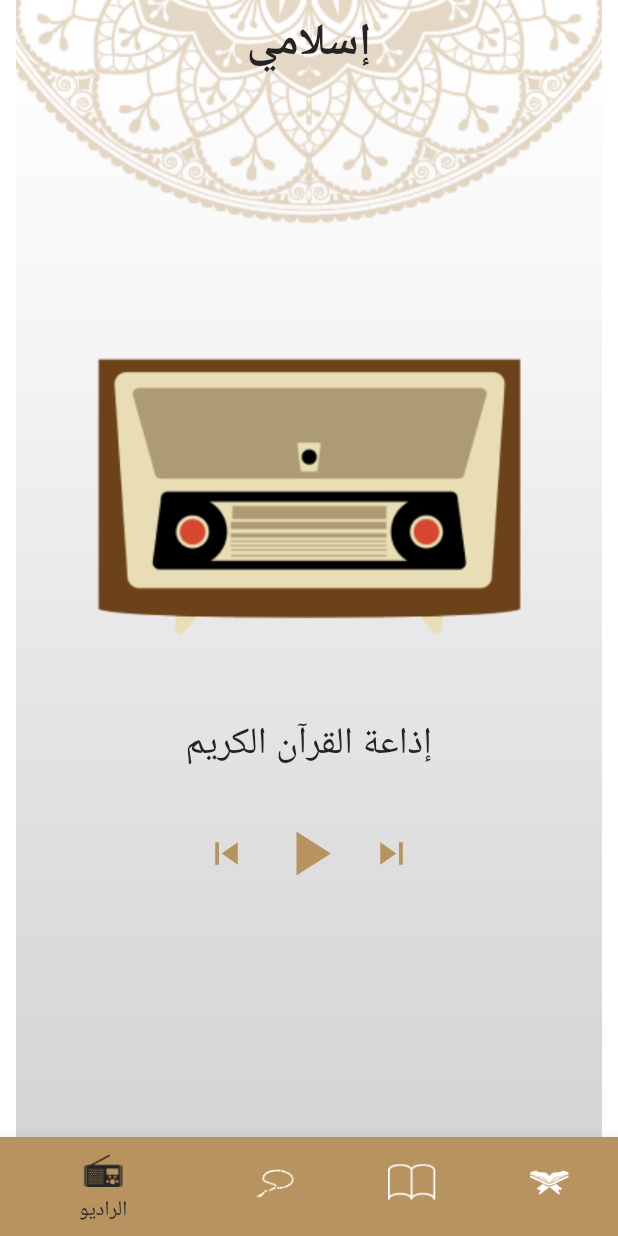
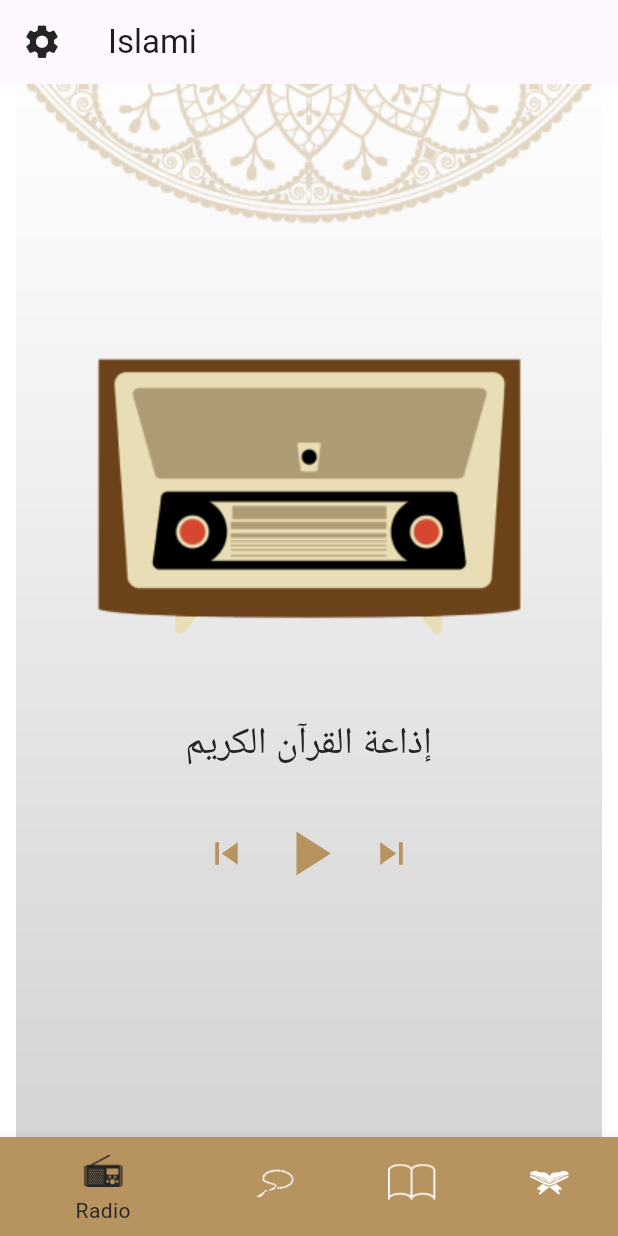
Before and after one commit to Mariamshahir/islamic_app, a Flutter app: the screen it shows after launch, on a phone screen of 412 x 824 dp. Run offline on Flutter 3.47's test engine with Material 3 defaults, Android fonts, the phone set to English and light mode, and no system bars; generated files the repository leaves out were written again; statements that could not run were skipped.

Commit message:
Finished bottom navigation in home screen. Add 4 taps (quran-ahadeth-radio-sebha). Add Drawer for settings.

```diff
--- a/lib/homescreen.dart
+++ b/lib/homescreen.dart
@@ -3,9 +3,12 @@ import 'package:islamic/taps/quran/qurantab.dart';
 import 'package:islamic/taps/ahadeth/ahadethtab.dart';
 import 'package:islamic/taps/radio/radiotap.dart';
 import 'package:islamic/taps/sebha/sebhatab.dart';
+import 'package:islamic/taps/settings/settingstab.dart';
 import 'package:islamic/utils/aap_theme.dart';
 import 'package:islamic/utils/app_assets.dart';
 import 'package:islamic/utils/app_colors.dart';
+import 'package:islamic/utils/app_language.dart';
+
 
 class HomeScreen extends StatefulWidget {
   static const String routeName = "homescreen";
@@ -27,21 +30,33 @@ class _HomeScreenState extends State<HomeScreen> {
       child: Scaffold(
         backgroundColor: AppColors.transparent,
         appBar: buildAppBar(),
+        drawer: buildDrawer(),
         bottomNavigationBar: buildBottomNavigation(),
         body: bodyContent[currentTapIndex],
       ),
     );
   }
 
-  AppBar buildAppBar() => AppBar(
-    backgroundColor: AppColors.transparent,
-    centerTitle: true,
-    elevation: 0,
-    title: const Text(
-      "إسلامي",
-      style: AppTheme.appBarTextStyle,
-    ),
-  );
+  AppBar buildAppBar() {
+    return AppBar(
+        automaticallyImplyLeading: false,
+          title:  Text(
+            context.getLocalizations.islami,
+          ),
+          leading: Builder(builder: (context)=>IconButton(onPressed: (){
+            Scaffold.of(context).openDrawer();
+          },
+              icon: Icon(Icons.settings,size: 27,color: AppColors.lightBlack,)
+          ))
+      );
+  }
+
+  Drawer buildDrawer() {
+    return Drawer(child:Container(
+        child: Settings()
+      ));
+  }
+
 
   Widget buildBottomNavigation() => Theme(
     data: ThemeData(
@@ -49,10 +64,10 @@ class _HomeScreenState extends State<HomeScreen> {
     ),
     child: BottomNavigationBar(
       items: [
-        buildBottomNavigationBarItem(AppAssets.iconRadio, "الراديو"),
-        buildBottomNavigationBarItem(AppAssets.iconSebha, "التسبيح"),
-        buildBottomNavigationBarItem(AppAssets.iconAhadeth, "الاحاديث"),
-        buildBottomNavigationBarItem(AppAssets.iconQuran, "القران"),
+        buildBottomNavigationBarItem(AppAssets.iconRadio, context.getLocalizations.radio),
+        buildBottomNavigationBarItem(AppAssets.iconSebha, context.getLocalizations.sebha,),
+        buildBottomNavigationBarItem(AppAssets.iconAhadeth, context.getLocalizations.ahadeth,),
+        buildBottomNavigationBarItem(AppAssets.iconQuran, context.getLocalizations.quran,),
       ],
       selectedItemColor: AppColors.lightBlack,
       unselectedItemColor: AppColors.white,
```
